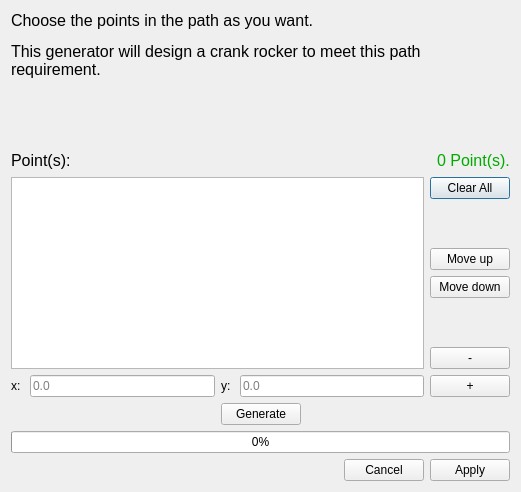
This is core/panel/run_Path_Solving.ui in KmolYuan/Pyslvs-UI as Qt 5 draws it before an edit. The edited form follows.
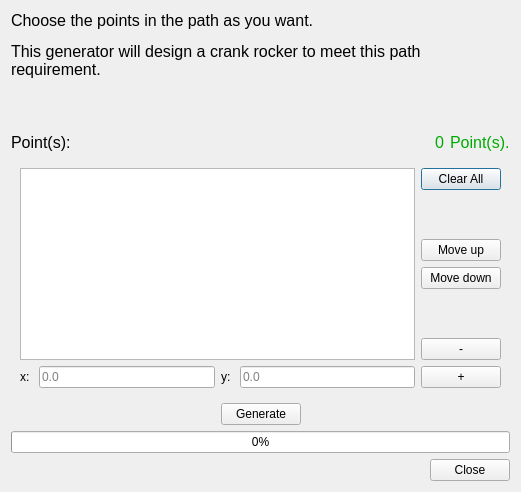
This is the edited form. Icons and pictures are not drawn.

Commit message: Work on Path solving function dlg.

Patch:
```diff
--- a/core/panel/run_Path_Solving.ui
+++ b/core/panel/run_Path_Solving.ui
@@ -102,10 +102,17 @@
        </property>
       </spacer>
      </item>
+     <item>
+      <widget class="QLabel" name="pointNum">
+       <property name="text">
+        <string>&lt;html&gt;&lt;head/&gt;&lt;body&gt;&lt;p&gt;&lt;span style=&quot; font-size:12pt; color:#00aa00;&quot;&gt;0&lt;/span&gt;&lt;/p&gt;&lt;/body&gt;&lt;/html&gt;</string>
+       </property>
+      </widget>
+     </item>
      <item>
       <widget class="QLabel" name="label_5">
        <property name="text">
-        <string>&lt;html&gt;&lt;head/&gt;&lt;body&gt;&lt;p&gt;&lt;span style=&quot; font-size:12pt; color:#00aa00;&quot;&gt;0 Point(s).&lt;/span&gt;&lt;/p&gt;&lt;/body&gt;&lt;/html&gt;</string>
+        <string>&lt;html&gt;&lt;head/&gt;&lt;body&gt;&lt;p&gt;&lt;span style=&quot; font-size:12pt; color:#00aa00;&quot;&gt;Point(s).&lt;/span&gt;&lt;/p&gt;&lt;/body&gt;&lt;/html&gt;</string>
        </property>
        <property name="textFormat">
         <enum>Qt::RichText</enum>
@@ -118,7 +125,8 @@
     </layout>
    </item>
    <item>
-    <layout class="QHBoxLayout" name="horizontalLayout_2">
+    <widget class="QWidget" name="mainPanel" native="true">
+     <layout class="QHBoxLayout" name="mainPanelLayout">
      <item>
       <layout class="QVBoxLayout" name="verticalLayout_2">
        <item>
@@ -231,6 +239,7 @@
       </layout>
      </item>
     </layout>
+    </widget>
    </item>
    <item>
     <layout class="QHBoxLayout" name="horizontalLayout_5">
@@ -300,7 +309,7 @@
      <item>
       <widget class="QDialogButtonBox" name="buttonBox">
        <property name="standardButtons">
-        <set>QDialogButtonBox::Apply|QDialogButtonBox::Cancel</set>
+        <set>QDialogButtonBox::Close</set>
        </property>
       </widget>
      </item>
```
Left out of the diff: 2 changed lines with no effect on the pictures. Lines whose indentation alone changed are shown as unchanged. The commit also changes 12 other files.
